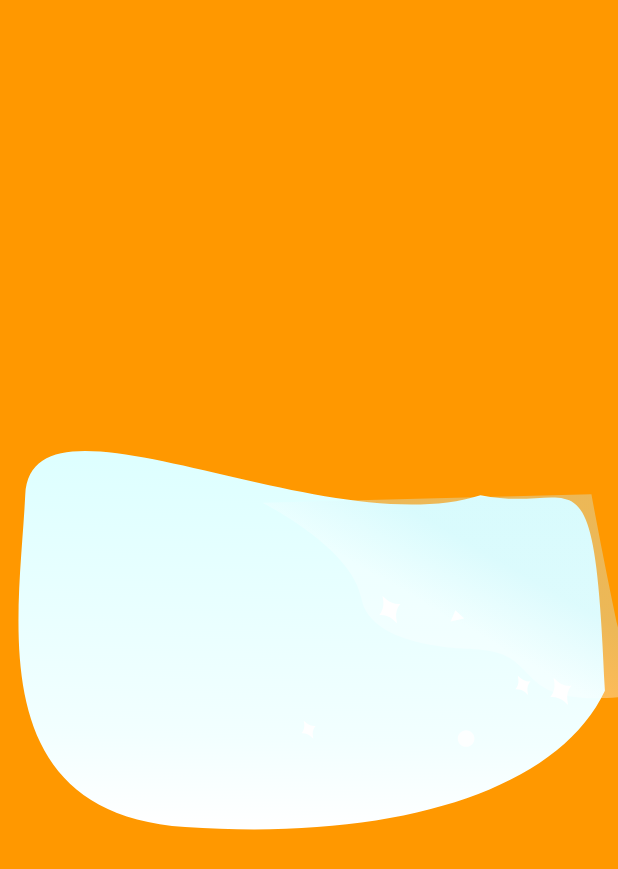
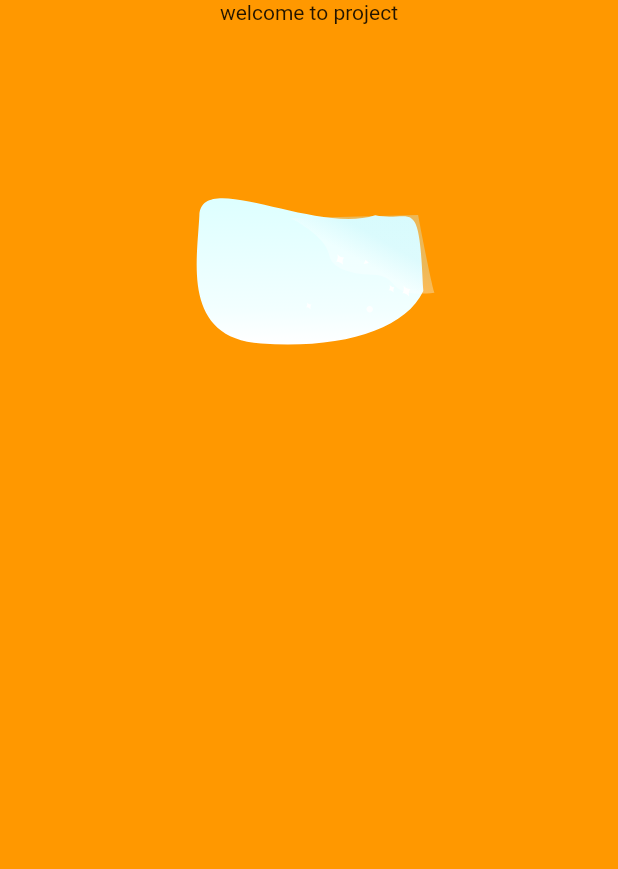
Before and after one commit to rohitsainik/getxwithlocalauth, a Flutter app: the screen it shows after launch, on a phone screen of 412 x 824 dp. Shown: the top 869 px of the screen. Run offline on Flutter 3.47's test engine with Material 2 defaults, Android fonts, the phone set to English and light mode, and no system bars; our stand-ins replace flutter_svg.

Commit message:
new branch commit

```diff
--- a/lib/home.dart
+++ b/lib/home.dart
@@ -11,7 +11,12 @@ class MyHomePage extends StatelessWidget {
         color: Colors.orange,
         width: MediaQuery.of(context).size.width,
         height: MediaQuery.of(context).size.height,
-        child: SvgPicture.asset('assets/new.svg',fit: BoxFit.cover,width: MediaQuery.of(context).size.width,),
+        child: Column(
+          children: [
+            Text("welcome to project"),
+            SvgPicture.asset('assets/new.svg',fit: BoxFit.cover,width: MediaQuery.of(context).size.width,),
+          ],
+        ),
       ),
     );
   }
```
